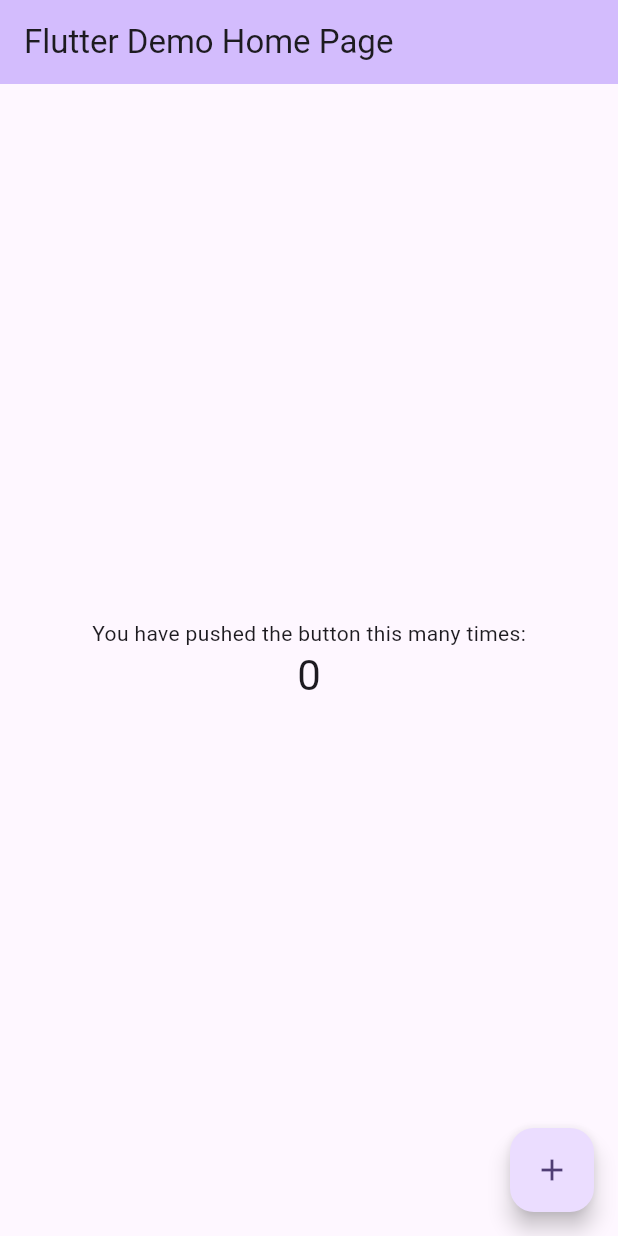
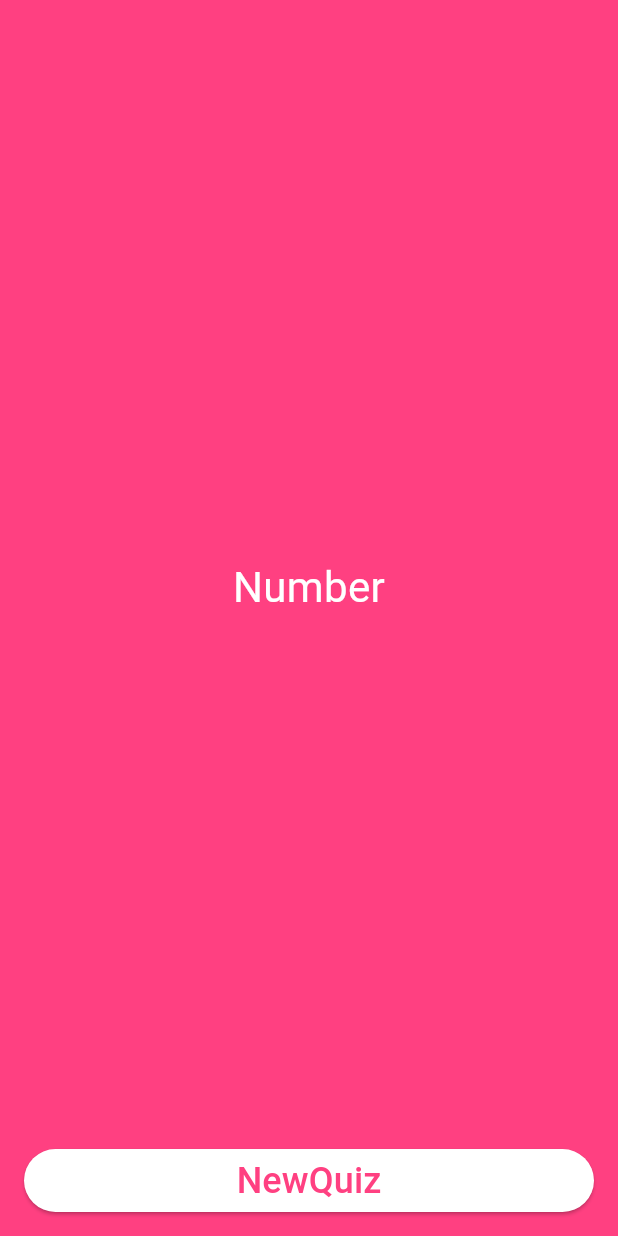
Before and after one commit to Ayee813/number_quiz, a Flutter app: the screen it shows after launch, on a phone screen of 412 x 824 dp. Run offline on Flutter 3.47's test engine with Material 3 defaults, Android fonts, the phone set to English and light mode, and no system bars; our stand-ins replace dio.

Commit message:
numberQuiz

```diff
--- a/lib/main.dart
+++ b/lib/main.dart
@@ -1,3 +1,4 @@
+import 'package:dio/dio.dart';
 import 'package:flutter/material.dart';
 
 void main() {
@@ -7,119 +8,67 @@ void main() {
 class MyApp extends StatelessWidget {
   const MyApp({super.key});
 
-  // This widget is the root of your application.
   @override
   Widget build(BuildContext context) {
-    return MaterialApp(
-      title: 'Flutter Demo',
-      theme: ThemeData(
-        // This is the theme of your application.
-        //
-        // TRY THIS: Try running your application with "flutter run". You'll see
-        // the application has a purple toolbar. Then, without quitting the app,
-        // try changing the seedColor in the colorScheme below to Colors.green
-        // and then invoke "hot reload" (save your changes or press the "hot
-        // reload" button in a Flutter-supported IDE, or press "r" if you used
-        // the command line to start the app).
-        //
-        // Notice that the counter didn't reset back to zero; the application
-        // state is not lost during the reload. To reset the state, use hot
-        // restart instead.
-        //
-        // This works for code too, not just values: Most code changes can be
-        // tested with just a hot reload.
-        colorScheme: ColorScheme.fromSeed(seedColor: Colors.deepPurple),
-        useMaterial3: true,
-      ),
-      home: const MyHomePage(title: 'Flutter Demo Home Page'),
+    return const MaterialApp(
+      debugShowCheckedModeBanner: false,
+      home: HomePage(),
     );
   }
 }
 
-class MyHomePage extends StatefulWidget {
-  const MyHomePage({super.key, required this.title});
+class HomePage extends StatelessWidget {
+  const HomePage({super.key});
 
-  // This widget is the home page of your application. It is stateful, meaning
-  // that it has a State object (defined below) that contains fields that affect
-  // how it looks.
-
-  // This class is the configuration for the state. It holds the values (in this
-  // case the title) provided by the parent (in this case the App widget) and
-  // used by the build method of the State. Fields in a Widget subclass are
-  // always marked "final".
-
-  final String title;
-
-  @override
-  State<MyHomePage> createState() => _MyHomePageState();
-}
-
-class _MyHomePageState extends State<MyHomePage> {
-  int _counter = 0;
-
-  void _incrementCounter() {
-    setState(() {
-      // This call to setState tells the Flutter framework that something has
-      // changed in this State, which causes it to rerun the build method below
-      // so that the display can reflect the updated values. If we changed
-      // _counter without calling setState(), then the build method would not be
-      // called again, and so nothing would appear to happen.
-      _counter++;
-    });
+  Future<String> getNuberTrival() async {
+    Response result = await Dio().get('http://numbersapi.com/random/trivia');
+    String trivia = result.data;
+    print(trivia);
+    return trivia;
   }
 
   @override
   Widget build(BuildContext context) {
-    // This method is rerun every time setState is called, for instance as done
-    // by the _incrementCounter method above.
-    //
-    // The Flutter framework has been optimized to make rerunning build methods
-    // fast, so that you can just rebuild anything that needs updating rather
-    // than having to individually change instances of widgets.
     return Scaffold(
-      appBar: AppBar(
-        // TRY THIS: Try changing the color here to a specific color (to
-        // Colors.amber, perhaps?) and trigger a hot reload to see the AppBar
-        // change color while the other colors stay the same.
-        backgroundColor: Theme.of(context).colorScheme.inversePrimary,
-        // Here we take the value from the MyHomePage object that was created by
-        // the App.build method, and use it to set our appbar title.
-        title: Text(widget.title),
-      ),
-      body: Center(
-        // Center is a layout widget. It takes a single child and positions it
-        // in the middle of the parent.
+      body: Container(
+        padding: const EdgeInsets.all(16),
+        color: Colors.pinkAccent,
         child: Column(
-          // Column is also a layout widget. It takes a list of children and
-          // arranges them vertically. By default, it sizes itself to fit its
-          // children horizontally, and tries to be as tall as its parent.
-          //
-          // Column has various properties to control how it sizes itself and
-          // how it positions its children. Here we use mainAxisAlignment to
-          // center the children vertically; the main axis here is the vertical
-          // axis because Columns are vertical (the cross axis would be
-          // horizontal).
-          //
-          // TRY THIS: Invoke "debug painting" (choose the "Toggle Debug Paint"
-          // action in the IDE, or press "p" in the console), to see the
-          // wireframe for each widget.
-          mainAxisAlignment: MainAxisAlignment.center,
-          children: <Widget>[
-            const Text(
-              'You have pushed the button this many times:',
+          crossAxisAlignment: CrossAxisAlignment.stretch,
+          children: [
+            const Expanded(
+              child: Center(
+                child: Text(
+                  "Number",
+                  textAlign: TextAlign.center,
+                  style: TextStyle(
+                    fontSize: 28,
+                    color: Colors.white,
+                  ),
+                ),
+              ),
             ),
-            Text(
-              '$_counter',
-              style: Theme.of(context).textTheme.headlineMedium,
+            //newQuiz
+            SizedBox(
+              height: 42,
+              child: ElevatedButton(
+                onPressed: () {
+                  getNuberTrival();
+                },
+                style: ButtonStyle(
+                    backgroundColor: WidgetStateProperty.all(Colors.white)),
+                child: const Text(
+                  "NewQuiz",
+                  style: TextStyle(
+                    fontSize: 24,
+                    color: Colors.pinkAccent,
+                  ),
+                ),
+              ),
             ),
           ],
         ),
       ),
-      floatingActionButton: FloatingActionButton(
-        onPressed: _incrementCounter,
-        tooltip: 'Increment',
-        child: const Icon(Icons.add),
-      ), // This trailing comma makes auto-formatting nicer for build methods.
     );
   }
 }
--- a/pubspec.yaml
+++ b/pubspec.yaml
@@ -35,6 +35,7 @@ dependencies:
   # The following adds the Cupertino Icons font to your application.
   # Use with the CupertinoIcons class for iOS style icons.
   cupertino_icons: ^1.0.8
+  dio: ^5.7.0
 
 dev_dependencies:
   flutter_test:
```
Also changed, not shown: pubspec.lock.
